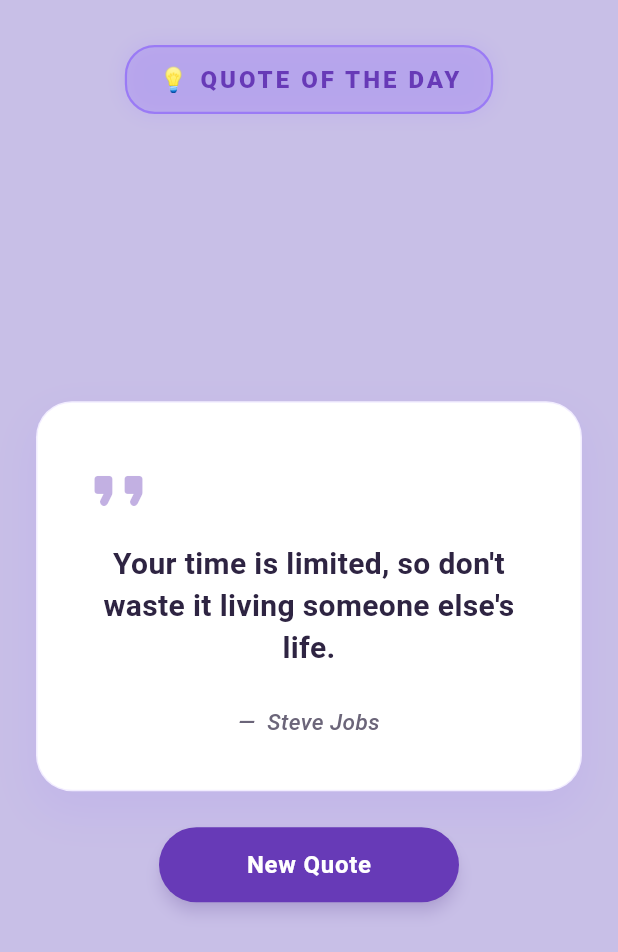
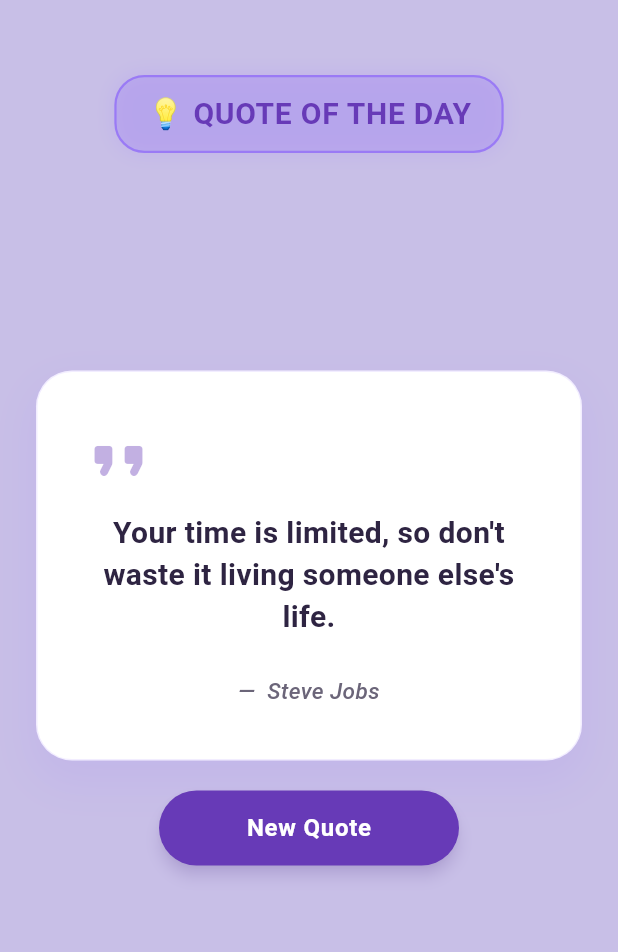
Before and after one commit to EmaanAli12379-app/codealpha_tasks, a Flutter app: the screen it shows after launch, on a phone screen of 412 x 824 dp. Shown: the top 952 px of the screen. Run offline on Flutter 3.47's test engine with Material 3 defaults, Android fonts, the phone set to English and light mode, and no system bars.

Commit message:
Update home_screen.dart

```diff
--- a/Task_2_Random_Quote_Generator/lib/screens/home_screen.dart
+++ b/Task_2_Random_Quote_Generator/lib/screens/home_screen.dart
@@ -32,17 +32,19 @@
     return Scaffold(
       backgroundColor: const Color(0xFFC8BFE7),
       body: SafeArea(
-        child: Center(
         child: Container(
-            constraints: const BoxConstraints(maxWidth: 450),
-            padding: const EdgeInsets.symmetric(
-              horizontal: 24.0,
-              vertical: 30.0,
-            ),
-            child: Column(
-              mainAxisAlignment: MainAxisAlignment.spaceBetween,
+          width: double.infinity,
+          height: double.infinity,
+          padding: const EdgeInsets.symmetric(horizontal: 24.0),
+          child: Stack(
+            alignment: Alignment.center,
             children: [
-                Container(
+
+              Align(
+                alignment: Alignment.topCenter,
+                child: Padding(
+                  padding: const EdgeInsets.only(top: 50.0),
+                  child: Container(
                     padding: const EdgeInsets.symmetric(
                       horizontal: 20,
                       vertical: 10,
@@ -63,19 +65,26 @@
                       ],
                     ),
                     child: const Text(
-                    "💡 QUOTE OF THE DAY",
+                      '💡 QUOTE OF THE DAY',
                       style: TextStyle(
-                      fontSize: 16,
-                      fontWeight: FontWeight.w900,
-                      letterSpacing: 2.0,
+                        fontWeight: FontWeight.bold,
+                        fontSize: 20,
                         color: Colors.deepPurple,
+                        letterSpacing: 0.5,
+                      ),
+                    ),
                   ),
                 ),
               ),
 
-                Column(
+
+              Center(
+                child: Container(
+                  constraints: const BoxConstraints(maxWidth: 400),
+                  child: Column(
                     mainAxisSize: MainAxisSize.min,
                     children: [
+
                       Container(
                         width: double.infinity,
                         padding: const EdgeInsets.symmetric(
@@ -86,7 +95,9 @@
                           color: Colors.white,
                           borderRadius: BorderRadius.circular(24),
                           border: Border.all(
-                          color: Colors.deepPurpleAccent.withValues(alpha: 0.1),
+                            color: Colors.deepPurpleAccent.withValues(
+                              alpha: 0.1,
+                            ),
                             width: 1,
                           ),
                           boxShadow: [
@@ -137,7 +148,10 @@
                         ),
                       ),
 
-                    const SizedBox(height: 24),
+
+                      const SizedBox(height: 20),
+
+
                       SizedBox(
                         width: 200,
                         height: 50,
@@ -150,7 +164,9 @@
                               borderRadius: BorderRadius.circular(25),
                             ),
                             elevation: 4,
-                          shadowColor: Colors.deepPurple.withValues(alpha: 0.3),
+                            shadowColor: Colors.deepPurple.withValues(
+                              alpha: 0.3,
+                            ),
                           ),
                           child: const Text(
                             "New Quote",
@@ -164,10 +180,9 @@
                       ),
                     ],
                   ),
-
-                const SizedBox(height: 1),
+                ),
+              ),
             ],
-            ),
           ),
         ),
       ),
```
Lines whose indentation alone changed are shown as unchanged.
